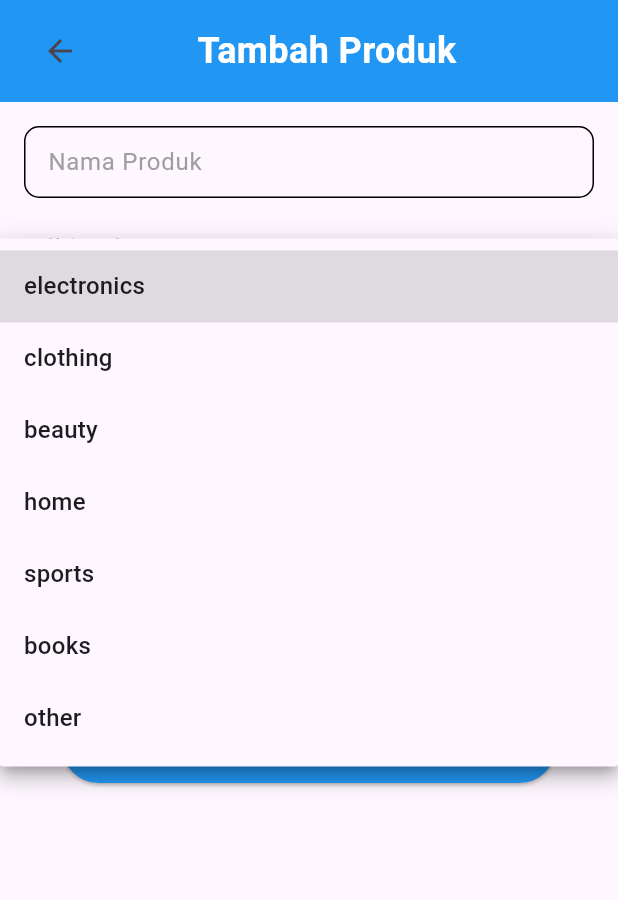
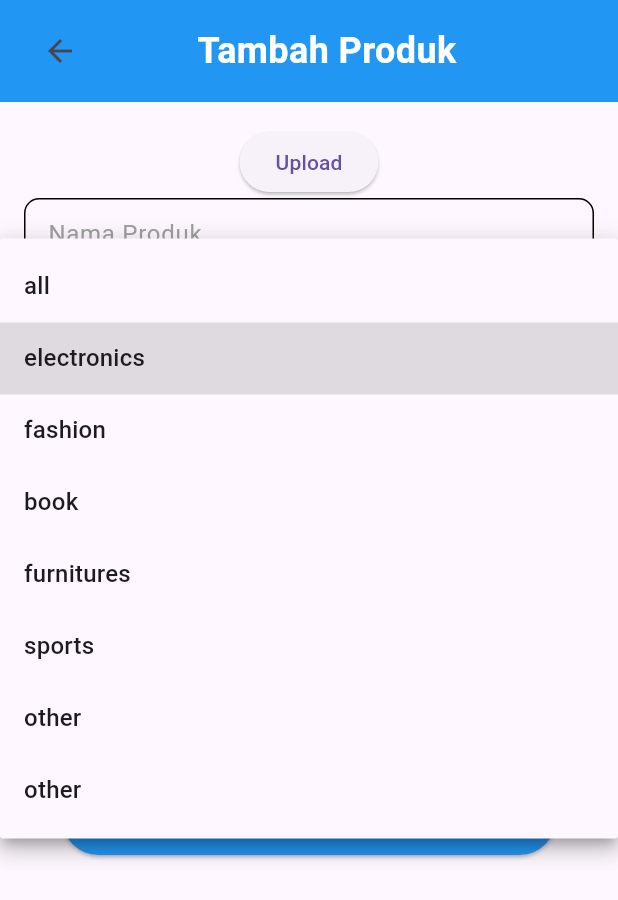
Before and after one commit to aryarobyy/Belanjain-2, a Flutter app: the AddProduct screen opened directly, after a tap on the "arrow back" icon, after a tap on the "add" icon, after a tap on "electronics", on a phone screen of 412 x 824 dp. Shown: the top 900 px of the screen. Run offline on Flutter 3.47's test engine with Material 3 defaults, Android fonts, the phone set to English and light mode, and no system bars; our stand-ins replace camera, cloud_firestore, firebase_auth, firebase_core, flutter_dotenv, flutter_gemini and 4 more; missing offline and left inert: google_ml_kit, google_mlkit_image_labeling; accounts and stored records are empty; generated files the repository leaves out were written again.

Commit message:
now can add new products

```diff
--- a/lib/models/product/category.dart
+++ b/lib/models/product/category.dart
@@ -1,8 +1,9 @@
 enum ProductCategory {
+  all,
   electronics,
-  clothing,
-  beauty,
-  home,
+  fashion,
+  book,
+  furnitures,
   sports,
   books,
   other,
@@ -11,18 +12,18 @@ enum ProductCategory {
 extension ProductCategoryExtension on ProductCategory {
   String get value {
     switch (this) {
+      case ProductCategory.all:
+        return "all";
       case ProductCategory.electronics:
         return "electronics";
-      case ProductCategory.clothing:
-        return "clothing";
-      case ProductCategory.beauty:
-        return "beauty";
-      case ProductCategory.home:
-        return "home";
+      case ProductCategory.fashion:
+        return "fashion";
+      case ProductCategory.book:
+        return "book";
+      case ProductCategory.furnitures:
+        return "furnitures";
       case ProductCategory.sports:
         return "sports";
-      case ProductCategory.books:
-        return "books";
       default:
         return "other";
     }
@@ -30,18 +31,18 @@ extension ProductCategoryExtension on ProductCategory {
 
   static ProductCategory fromString(String category) {
     switch (category.toLowerCase()) {
+      case "all":
+        return ProductCategory.all;
       case "electronics":
         return ProductCategory.electronics;
-      case "clothing":
-        return ProductCategory.clothing;
-      case "beauty":
-        return ProductCategory.beauty;
-      case "home":
-        return ProductCategory.home;
+      case "fashion":
+        return ProductCategory.fashion;
+      case "book":
+        return ProductCategory.book;
+      case "furnitures":
+        return ProductCategory.furnitures;
       case "sports":
         return ProductCategory.sports;
-      case "books":
-        return ProductCategory.books;
       default:
         return ProductCategory.other;
     }
--- a/lib/screen/dashboard_screen.dart
+++ b/lib/screen/dashboard_screen.dart
@@ -37,7 +37,7 @@ class _DashboardScreenState extends State<DashboardScreen> {
       } else if (_currentIndex == _pages.length) {
         Navigator.of(context).push(
           MaterialPageRoute(
-            builder: (context) => const MainScreen(inputCategory: "All"),
+            builder: (context) => const MainScreen(inputCategory: "all"),
           ),
         );
       }
--- a/lib/screen/products/add_product.dart
+++ b/lib/screen/products/add_product.dart
@@ -1,10 +1,15 @@
+import 'dart:io';
+
 import 'package:belanjain/components/button.dart';
+import 'package:belanjain/components/snackbar.dart';
 import 'package:belanjain/components/text_field.dart';
 import 'package:belanjain/models/product/category.dart';
 import 'package:belanjain/screen/main_screen.dart';
+import 'package:belanjain/services/image_service.dart';
 import 'package:belanjain/services/product_service.dart';
 import 'package:belanjain/widgets/header.dart';
 import 'package:flutter/material.dart';
+import 'package:flutter/services.dart';
 
 class AddProduct extends StatefulWidget {
   const AddProduct({Key? key}) : super(key: key);
@@ -13,23 +18,79 @@ class AddProduct extends StatefulWidget {
   State<AddProduct> createState() => _AddProductState();
 }
 
-class _AddProductState extends State<AddProduct> {
+class _AddProductState extends State<AddProduct> with WidgetsBindingObserver {
   final TextEditingController _titleController = TextEditingController();
   final TextEditingController _priceController = TextEditingController();
   final TextEditingController _stockController = TextEditingController();
   final TextEditingController _descController = TextEditingController();
 
   ProductCategory _selectedCategory = ProductCategory.electronics;
+  String? _imgUrl;
+  bool _isSubmitted = false;
+
+  @override
+  void initState() {
+    super.initState();
+    WidgetsBinding.instance.addObserver(this);
+  }
+
+  @override
+  void dispose() {
+    WidgetsBinding.instance.removeObserver(this);
+
+    if (!_isSubmitted && _imgUrl != null) {
+      ImagesService().deleteImage(_imgUrl!);
+    }
+    super.dispose();
+  }
+
+  @override
+  void didChangeAppLifecycleState(AppLifecycleState state) {
+    if (state == AppLifecycleState.detached || state == AppLifecycleState.paused) {
+      if (!_isSubmitted && _imgUrl != null) {
+        ImagesService().deleteImage(_imgUrl!);
+      }
+    }
+  }
 
   void _handlePostProduct() async {
+    try {
+      if (_titleController.text.isEmpty ||
+          _priceController.text.isEmpty ||
+          _imgUrl == null ||
+          _stockController.text.isEmpty ||
+          _descController.text.isEmpty) {
+        MySnackbar(context, "Tidak boleh ada yang kosong");
+        return;
+      }
+
       await ProductService().postProduct(
         title: _titleController.text.trim(),
         category: _selectedCategory,
         price: double.parse(_priceController.text.trim()),
         stock: double.parse(_stockController.text.trim()),
         desc: _descController.text.trim(),
+        imageUrl: _imgUrl!,
       );
-    Navigator.pushReplacement(context, MaterialPageRoute(builder: (builder) => MainScreen()));
+
+      _isSubmitted = true; // Tandai bahwa produk telah dikirim
+
+      Navigator.pushReplacement(
+          context, MaterialPageRoute(builder: (builder) => MainScreen()));
+    } catch (e) {
+      print("Tidak bisa posting produk");
+    }
+  }
+
+  void _handleUploadImage() async {
+    try {
+      final res = await ImagesService().uploadImage();
+      setState(() {
+        _imgUrl = res;
+      });
+    } catch (e) {
+      throw Exception(e);
+    }
   }
 
   @override
@@ -54,20 +115,22 @@ class _AddProductState extends State<AddProduct> {
                 padding: const EdgeInsets.all(16),
                 child: Column(
                   children: [
+                    ElevatedButton(
+                        onPressed: _handleUploadImage, child: Text("Upload")),
                     MyTextField(
                       controller: _titleController,
                       name: "Nama Produk",
                       inputType: TextInputType.text,
                     ),
                     const SizedBox(height: 16),
-
                     DropdownButtonFormField<ProductCategory>(
                       decoration: const InputDecoration(
                         labelText: "Kategori",
                         border: OutlineInputBorder(),
                       ),
                       value: _selectedCategory,
-                      items: ProductCategory.values.map((ProductCategory category) {
+                      items:
+                      ProductCategory.values.map((ProductCategory category) {
                         return DropdownMenuItem<ProductCategory>(
                           value: category,
                           child: Text(category.value),
@@ -82,28 +145,24 @@ class _AddProductState extends State<AddProduct> {
                       },
                     ),
                     const SizedBox(height: 16),
-
                     MyTextField(
                       controller: _priceController,
                       name: "Harga",
                       inputType: TextInputType.number,
                     ),
                     const SizedBox(height: 16),
-
                     MyTextField(
                       controller: _stockController,
                       name: "Stok",
                       inputType: TextInputType.number,
                     ),
                     const SizedBox(height: 16),
-
                     MyTextField(
                       controller: _descController,
                       name: "Deskripsi",
                       inputType: TextInputType.multiline,
                     ),
                     const SizedBox(height: 16),
-
                     MyButton(
                       onPressed: _handlePostProduct,
                       text: "Add",
--- a/pubspec.yaml
+++ b/pubspec.yaml
@@ -33,6 +33,7 @@ dependencies:
   image_picker: ^1.1.2
   flutter_gemini: ^3.0.0
   google_vision: ^2.0.0+4
+  awesome_snackbar_content: ^0.1.5
 
 dev_dependencies:
   flutter_test:
```
Also changed, not shown: lib/components/snackbar.dart (added, +9 -0 lines), lib/models/product/product_model.dart (+6 -6 lines), lib/services/product_service.dart (+46 -1 lines), pubspec.lock. Lines whose indentation alone changed are shown as unchanged.
